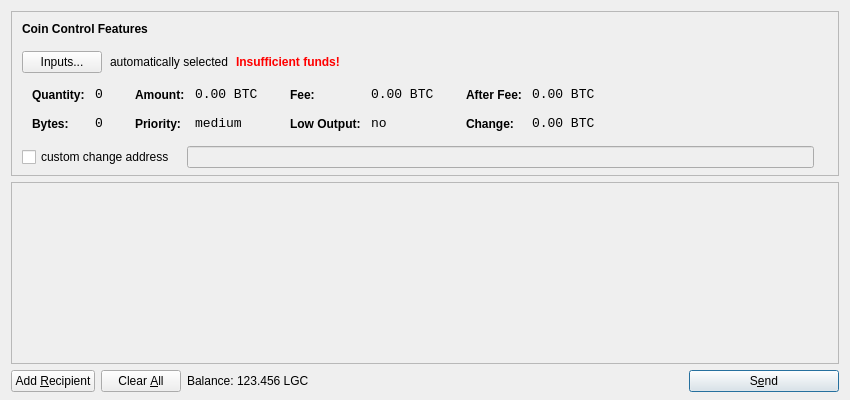
Qt form src/qt/forms/sendcoinsdialog.ui (Logicoin/logicoin) before a commit.
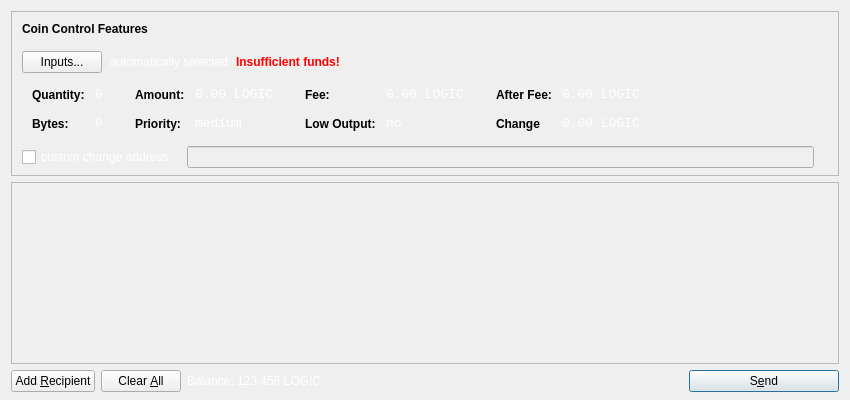
The same form after that commit. Icons and pictures are not drawn.

The edit to the form file:
```diff
--- a/src/qt/forms/sendcoinsdialog.ui
+++ b/src/qt/forms/sendcoinsdialog.ui
@@ -10,6 +10,43 @@
     <height>400</height>
    </rect>
   </property>
+  <property name="palette">
+   <palette>
+    <active>
+     <colorrole role="WindowText">
+      <brush brushstyle="SolidPattern">
+       <color alpha="255">
+        <red>255</red>
+        <green>255</green>
+        <blue>255</blue>
+       </color>
+      </brush>
+     </colorrole>
+    </active>
+    <inactive>
+     <colorrole role="WindowText">
+      <brush brushstyle="SolidPattern">
+       <color alpha="255">
+        <red>255</red>
+        <green>255</green>
+        <blue>255</blue>
+       </color>
+      </brush>
+     </colorrole>
+    </inactive>
+    <disabled>
+     <colorrole role="WindowText">
+      <brush brushstyle="SolidPattern">
+       <color alpha="255">
+        <red>120</red>
+        <green>120</green>
+        <blue>120</blue>
+       </color>
+      </brush>
+     </colorrole>
+    </disabled>
+   </palette>
+  </property>
   <property name="windowTitle">
    <string>Send Coins</string>
   </property>
@@ -39,7 +76,7 @@
      </property>
      <layout class="QVBoxLayout" name="verticalLayoutCoinControl2">
       <property name="spacing">
-       <number>-1</number>
+       <number>6</number>
       </property>
       <property name="leftMargin">
        <number>0</number>
@@ -321,7 +358,7 @@
                   <enum>Qt::ActionsContextMenu</enum>
                  </property>
                  <property name="text">
-                  <string notr="true">0.00 BTC</string>
+                  <string>0.00 LOGIC</string>
                  </property>
                  <property name="textInteractionFlags">
                   <set>Qt::LinksAccessibleByMouse|Qt::TextSelectableByKeyboard|Qt::TextSelectableByMouse</set>
@@ -407,7 +444,7 @@
                   <enum>Qt::ActionsContextMenu</enum>
                  </property>
                  <property name="text">
-                  <string notr="true">0.00 BTC</string>
+                  <string>0.00 LOGIC</string>
                  </property>
                  <property name="textInteractionFlags">
                   <set>Qt::LinksAccessibleByMouse|Qt::TextSelectableByKeyboard|Qt::TextSelectableByMouse</set>
@@ -493,7 +530,7 @@
                   <enum>Qt::ActionsContextMenu</enum>
                  </property>
                  <property name="text">
-                  <string notr="true">0.00 BTC</string>
+                  <string>0.00 LOGIC</string>
                  </property>
                  <property name="textInteractionFlags">
                   <set>Qt::LinksAccessibleByMouse|Qt::TextSelectableByKeyboard|Qt::TextSelectableByMouse</set>
@@ -506,7 +543,7 @@
                   <string notr="true">font-weight:bold;</string>
                  </property>
                  <property name="text">
-                  <string>Change:</string>
+                  <string>Change</string>
                  </property>
                 </widget>
                </item>
@@ -525,7 +562,7 @@
                   <enum>Qt::ActionsContextMenu</enum>
                  </property>
                  <property name="text">
-                  <string notr="true">0.00 BTC</string>
+                  <string>0.00 LOGIC</string>
                  </property>
                  <property name="textInteractionFlags">
                   <set>Qt::LinksAccessibleByMouse|Qt::TextSelectableByKeyboard|Qt::TextSelectableByMouse</set>
@@ -709,6 +746,12 @@
        </property>
        <item>
         <widget class="QLabel" name="label">
+         <property name="sizePolicy">
+          <sizepolicy hsizetype="Preferred" vsizetype="Fixed">
+           <horstretch>0</horstretch>
+           <verstretch>0</verstretch>
+          </sizepolicy>
+         </property>
          <property name="text">
           <string>Balance:</string>
          </property>
@@ -716,11 +759,17 @@
        </item>
        <item>
         <widget class="QLabel" name="labelBalance">
+         <property name="sizePolicy">
+          <sizepolicy hsizetype="Preferred" vsizetype="Fixed">
+           <horstretch>0</horstretch>
+           <verstretch>0</verstretch>
+          </sizepolicy>
+         </property>
          <property name="cursor">
           <cursorShape>IBeamCursor</cursorShape>
          </property>
          <property name="text">
-          <string>123.456 LGC</string>
+          <string>123.456 LOGIC</string>
          </property>
          <property name="textInteractionFlags">
           <set>Qt::LinksAccessibleByMouse|Qt::TextSelectableByKeyboard|Qt::TextSelectableByMouse</set>
```
Left out of the diff: 28 changed lines with no effect on the pictures.
